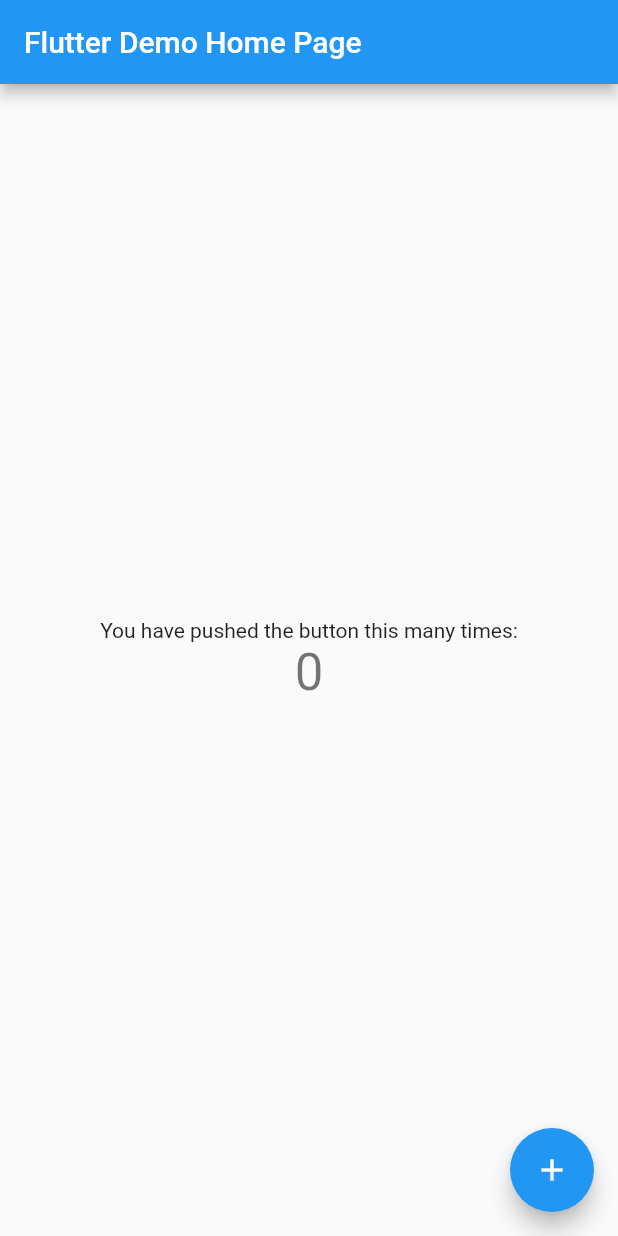
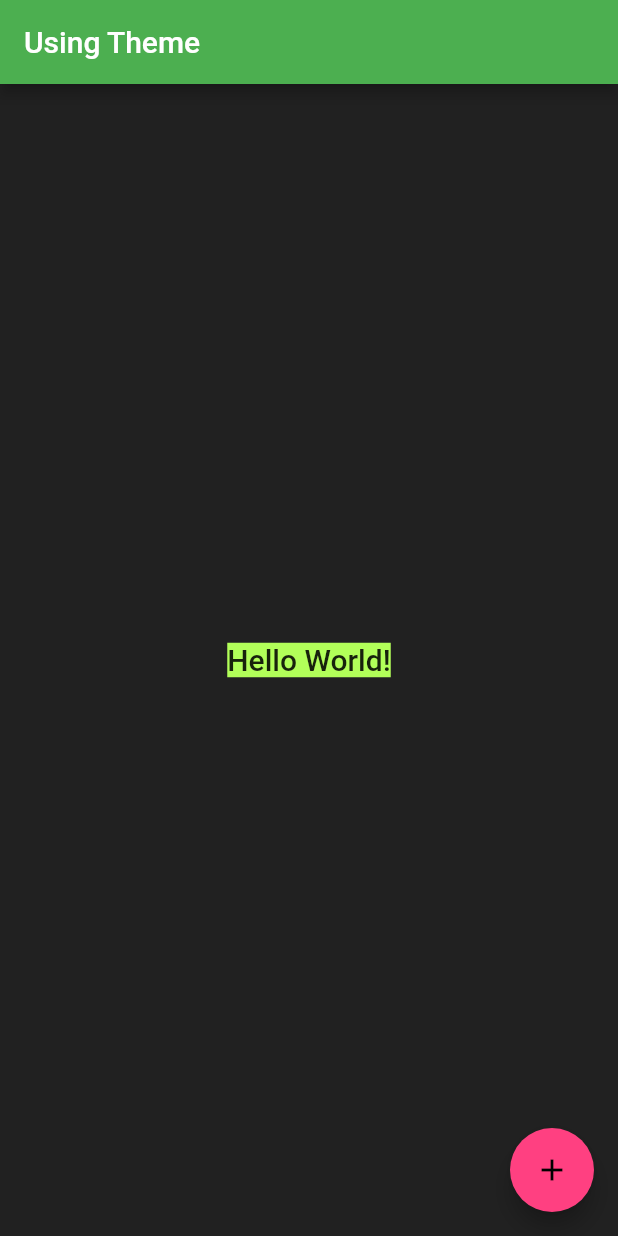
Before and after one commit to Cyantosh0/learn_flutter, a Flutter app: the screen it shows after launch, on a phone screen of 412 x 824 dp. Run offline on Flutter 3.47's test engine with Material 2 defaults, Android fonts, the phone set to English and light mode, and no system bars.

Commit message:
Setup theme for the app

```diff
--- a/lib/main.dart
+++ b/lib/main.dart
@@ -1,113 +1,45 @@
 import 'package:flutter/material.dart';
 
 void main() {
-  runApp(MyApp());
+  runApp(MaterialApp(
+    debugShowCheckedModeBanner: false,
+    home: MyHome(),
+    theme: ThemeData(
+      primarySwatch: Colors.green,
+      accentColor: Colors.lightGreenAccent,
+      backgroundColor: Colors.black12,
+    ),
+  ));
 }
 
-class MyApp extends StatelessWidget {
-  // This widget is the root of your application.
+class MyHome extends StatelessWidget {
   @override
   Widget build(BuildContext context) {
-    return MaterialApp(
-      title: 'Flutter Demo',
-      theme: ThemeData(
-        // This is the theme of your application.
-        //
-        // Try running your application with "flutter run". You'll see the
-        // application has a blue toolbar. Then, without quitting the app, try
-        // changing the primarySwatch below to Colors.green and then invoke
-        // "hot reload" (press "r" in the console where you ran "flutter run",
-        // or simply save your changes to "hot reload" in a Flutter IDE).
-        // Notice that the counter didn't reset back to zero; the application
-        // is not restarted.
-        primarySwatch: Colors.blue,
+    return Scaffold(
+      appBar: AppBar(
+        title: Text("Using Theme"),
       ),
-      home: MyHomePage(title: 'Flutter Demo Home Page'),
+      body: Container(
+        decoration: BoxDecoration(color: Colors.black87),
+        child: Center(
+          child: Container(
+            color: Theme.of(context).accentColor,
+            child: Text('Hello World!',
+                style: Theme.of(context).textTheme.headline6),
+          ),
+        ),
+      ),
+      floatingActionButton: Theme(
+        data: Theme.of(context).copyWith(
+          colorScheme: Theme.of(context)
+              .colorScheme
+              .copyWith(secondary: Colors.pinkAccent),
+        ),
+        child: FloatingActionButton(
+          onPressed: null,
+          child: Icon(Icons.add),
+        ),
+      ),
     );
   }
 }
-
-class MyHomePage extends StatefulWidget {
-  MyHomePage({Key? key, required this.title}) : super(key: key);
-
-  // This widget is the home page of your application. It is stateful, meaning
-  // that it has a State object (defined below) that contains fields that affect
-  // how it looks.
-
-  // This class is the configuration for the state. It holds the values (in this
-  // case the title) provided by the parent (in this case the App widget) and
-  // used by the build method of the State. Fields in a Widget subclass are
-  // always marked "final".
-
-  final String title;
-
-  @override
-  _MyHomePageState createState() => _MyHomePageState();
-}
-
-class _MyHomePageState extends State<MyHomePage> {
-  int _counter = 0;
-
-  void _incrementCounter() {
-    setState(() {
-      // This call to setState tells the Flutter framework that something has
-      // changed in this State, which causes it to rerun the build method below
-      // so that the display can reflect the updated values. If we changed
-      // _counter without calling setState(), then the build method would not be
-      // called again, and so nothing would appear to happen.
-      _counter++;
-    });
-  }
-
-  @override
-  Widget build(BuildContext context) {
-    // This method is rerun every time setState is called, for instance as done
-    // by the _incrementCounter method above.
-    //
-    // The Flutter framework has been optimized to make rerunning build methods
-    // fast, so that you can just rebuild anything that needs updating rather
-    // than having to individually change instances of widgets.
-    return Scaffold(
-      appBar: AppBar(
-        // Here we take the value from the MyHomePage object that was created by
-        // the App.build method, and use it to set our appbar title.
-        title: Text(widget.title),
-      ),
-      body: Center(
-        // Center is a layout widget. It takes a single child and positions it
-        // in the middle of the parent.
-        child: Column(
-          // Column is also a layout widget. It takes a list of children and
-          // arranges them vertically. By default, it sizes itself to fit its
-          // children horizontally, and tries to be as tall as its parent.
-          //
-          // Invoke "debug painting" (press "p" in the console, choose the
-          // "Toggle Debug Paint" action from the Flutter Inspector in Android
-          // Studio, or the "Toggle Debug Paint" command in Visual Studio Code)
-          // to see the wireframe for each widget.
-          //
-          // Column has various properties to control how it sizes itself and
-          // how it positions its children. Here we use mainAxisAlignment to
-          // center the children vertically; the main axis here is the vertical
-          // axis because Columns are vertical (the cross axis would be
-          // horizontal).
-          mainAxisAlignment: MainAxisAlignment.center,
-          children: <Widget>[
-            Text(
-              'You have pushed the button this many times:',
-            ),
-            Text(
-              '$_counter',
-              style: Theme.of(context).textTheme.headline4,
-            ),
-          ],
-        ),
-      ),
-      floatingActionButton: FloatingActionButton(
-        onPressed: _incrementCounter,
-        tooltip: 'Increment',
-        child: Icon(Icons.add),
-      ), // This trailing comma makes auto-formatting nicer for build methods.
-    );
-  }
-}
```
Also changed, not shown: 1 other file.
